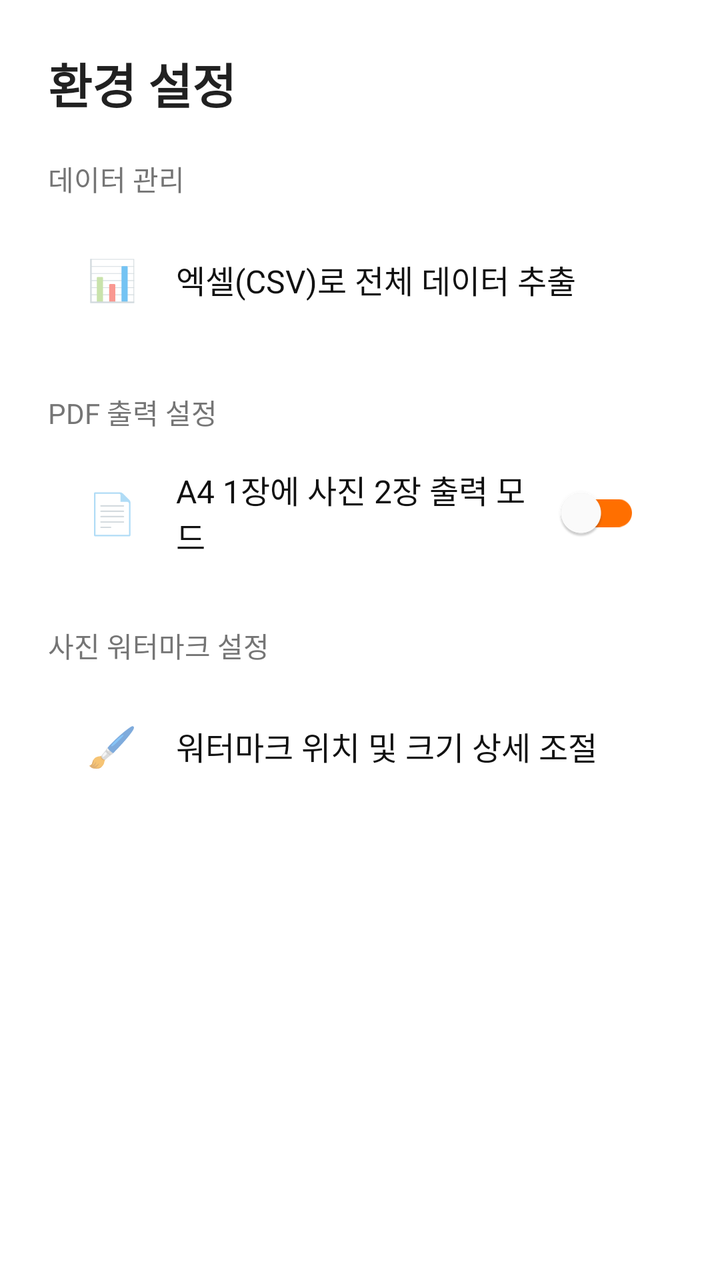
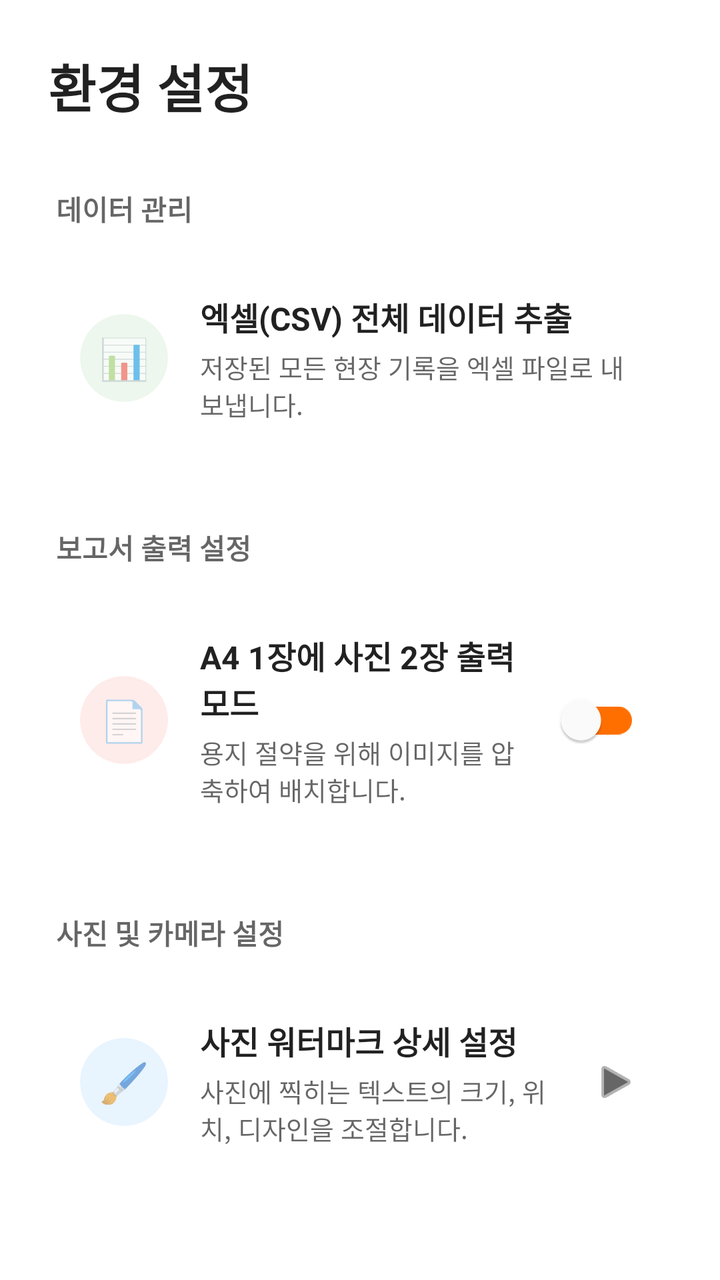

The first picture is an Android layout as it rendered before a commit; the second is the same layout after the commit. The layout source and the unified diff follow.
<!-- AndroidManifest.xml: application theme Theme.Siteboard -->
<!-- res/layout/fragment_settings.xml -->
<?xml version="1.0" encoding="utf-8"?>
<androidx.constraintlayout.widget.ConstraintLayout
    xmlns:android="http://schemas.android.com/apk/res/android"
    xmlns:app="http://schemas.android.com/apk/res-auto"
    android:layout_width="match_parent"
    android:layout_height="match_parent"
    android:fitsSystemWindows="true"
    android:background="?android:attr/windowBackground">

    <TextView
        android:id="@+id/tvSettingsTitle"
        android:layout_width="wrap_content"
        android:layout_height="wrap_content"
        android:text="환경 설정"
        android:textSize="24sp"
        android:textColor="?android:attr/textColorPrimary"
        android:textStyle="bold"
        android:layout_margin="24dp"
        app:layout_constraintTop_toTopOf="parent"
        app:layout_constraintStart_toStartOf="parent" />

    <LinearLayout
        android:layout_width="match_parent"
        android:layout_height="wrap_content"
        android:orientation="vertical"
        android:padding="20dp"
        app:layout_constraintTop_toBottomOf="@id/tvSettingsTitle">

        <TextView android:layout_width="wrap_content" android:layout_height="wrap_content" android:text="데이터 관리" android:textColor="#757575" android:textSize="14sp" android:layout_marginBottom="8dp" android:layout_marginStart="4dp"/>

        <androidx.cardview.widget.CardView
            android:layout_width="match_parent"
            android:layout_height="wrap_content"
            app:cardCornerRadius="16dp"
            app:cardElevation="0dp"
            app:cardBackgroundColor="#FFFFFF"
            android:layout_marginBottom="24dp">
            <LinearLayout android:layout_width="match_parent" android:layout_height="wrap_content" android:orientation="vertical">

                <LinearLayout android:id="@+id/btnExportCsv" android:layout_width="match_parent" android:layout_height="64dp" android:orientation="horizontal" android:gravity="center_vertical" android:paddingHorizontal="20dp" android:background="?attr/selectableItemBackground" android:clickable="true" android:focusable="true">
                    <TextView android:layout_width="32dp" android:layout_height="32dp" android:text="📊" android:textSize="20sp" android:gravity="center"/>
                    <TextView android:layout_width="0dp" android:layout_height="wrap_content" android:layout_weight="1" android:text="엑셀(CSV)로 전체 데이터 추출" android:textColor="#111111" android:textSize="16sp" android:layout_marginStart="16dp"/>
                </LinearLayout>

            </LinearLayout>
        </androidx.cardview.widget.CardView>

        <TextView android:layout_width="wrap_content" android:layout_height="wrap_content" android:text="PDF 출력 설정" android:textColor="#757575" android:textSize="14sp" android:layout_marginBottom="8dp" android:layout_marginStart="4dp"/>

        <androidx.cardview.widget.CardView
            android:layout_width="match_parent"
            android:layout_height="wrap_content"
            app:cardCornerRadius="16dp"
            app:cardElevation="0dp"
            app:cardBackgroundColor="#FFFFFF">
            <LinearLayout
                android:layout_width="match_parent"
                android:layout_height="64dp"
                android:orientation="horizontal"
                android:gravity="center_vertical"
                android:paddingHorizontal="20dp">
                <TextView android:layout_width="32dp" android:layout_height="32dp" android:text="📄" android:textSize="20sp" android:gravity="center"/>
                <TextView android:layout_width="0dp" android:layout_height="wrap_content" android:layout_weight="1" android:text="A4 1장에 사진 2장 출력 모드" android:textColor="#111111" android:textSize="16sp" android:layout_marginStart="16dp"/>
                <com.google.android.material.switchmaterial.SwitchMaterial
                    android:id="@+id/switchPdfMode"
                    android:layout_width="wrap_content"
                    android:layout_height="wrap_content"
                    app:thumbTint="#FFFFFF"
                    app:trackTint="#FF6F00"/>
            </LinearLayout>
        </androidx.cardview.widget.CardView>

        <TextView android:layout_width="wrap_content" android:layout_height="wrap_content" android:text="사진 워터마크 설정" android:textColor="#757575" android:textSize="14sp" android:layout_marginBottom="8dp" android:layout_marginStart="4dp" android:layout_marginTop="24dp"/>

        <androidx.cardview.widget.CardView
            android:layout_width="match_parent"
            android:layout_height="wrap_content"
            app:cardCornerRadius="16dp"
            app:cardElevation="0dp"
            app:cardBackgroundColor="#FFFFFF">
            <LinearLayout android:id="@+id/btnWatermarkSettings" android:layout_width="match_parent" android:layout_height="64dp" android:orientation="horizontal" android:gravity="center_vertical" android:paddingHorizontal="20dp" android:background="?attr/selectableItemBackground" android:clickable="true" android:focusable="true">
                <TextView android:layout_width="32dp" android:layout_height="32dp" android:text="🖌️" android:textSize="20sp" android:gravity="center"/>
                <TextView android:layout_width="0dp" android:layout_height="wrap_content" android:layout_weight="1" android:text="워터마크 위치 및 크기 상세 조절" android:textColor="#111111" android:textSize="16sp" android:layout_marginStart="16dp"/>
            </LinearLayout>
        </androidx.cardview.widget.CardView>
    </LinearLayout>
</androidx.constraintlayout.widget.ConstraintLayout>
<!-- resources referenced by this layout -->
<resources>
  <style name="Theme.Siteboard" parent="Theme.MaterialComponents.DayNight.NoActionBar">
  
          <item name="colorPrimary">#7C4DFF</item>
          <item name="colorPrimaryVariant">#3700B3</item>
          <item name="colorOnPrimary">#FFFFFF</item>
  
          <item name="colorSecondary">#FF6F00</item>
          <item name="colorSecondaryVariant">#FF6F00</item>
          <item name="colorOnSecondary">#FFFFFF</item>
  
          <item name="android:statusBarColor">?attr/colorPrimaryVariant</item>
  
          <item name="android:windowSplashScreenBackground" tools:targetApi="s">?android:attr/windowBackground</item>
  
          <item name="android:windowSplashScreenAnimatedIcon" tools:targetApi="s">@android:color/transparent</item>
  
          <item name="android:windowSplashScreenAnimationDuration" tools:targetApi="s">0</item>
      </style>
</resources>

<!-- the commit's change to res/layout/fragment_settings.xml (unified diff, before → after) -->
@@ -7,81 +7,200 @@
     android:fitsSystemWindows="true"
     android:background="?android:attr/windowBackground">
 
-    <TextView
-        android:id="@+id/tvSettingsTitle"
-        android:layout_width="wrap_content"
-        android:layout_height="wrap_content"
-        android:text="환경 설정"
-        android:textSize="24sp"
-        android:textColor="?android:attr/textColorPrimary"
-        android:textStyle="bold"
-        android:layout_margin="24dp"
-        app:layout_constraintTop_toTopOf="parent"
-        app:layout_constraintStart_toStartOf="parent" />
-
     <LinearLayout
+        android:id="@+id/layoutTop"
         android:layout_width="match_parent"
         android:layout_height="wrap_content"
-        android:orientation="vertical"
-        android:padding="20dp"
-        app:layout_constraintTop_toBottomOf="@id/tvSettingsTitle">
-
-        <TextView android:layout_width="wrap_content" android:layout_height="wrap_content" android:text="데이터 관리" android:textColor="#757575" android:textSize="14sp" android:layout_marginBottom="8dp" android:layout_marginStart="4dp"/>
-
-        <androidx.cardview.widget.CardView
+        android:orientation="horizontal"
+        android:paddingHorizontal="24dp"
+        android:paddingTop="24dp"
+        android:paddingBottom="16dp"
+        app:layout_constraintTop_toTopOf="parent">
+
+        <TextView
+            android:id="@+id/tvSettingsTitle"
+            android:layout_width="wrap_content"
+            android:layout_height="wrap_content"
+            android:text="환경 설정"
+            android:textSize="26sp"
+            android:textColor="?android:attr/textColorPrimary"
+            android:textStyle="bold" />
+    </LinearLayout>
+
+    <androidx.core.widget.NestedScrollView
+        android:layout_width="match_parent"
+        android:layout_height="0dp"
+        android:clipToPadding="false"
+        android:paddingBottom="40dp"
+        app:layout_constraintTop_toBottomOf="@id/layoutTop"
+        app:layout_constraintBottom_toBottomOf="parent">
+
+        <LinearLayout
             android:layout_width="match_parent"
             android:layout_height="wrap_content"
-            app:cardCornerRadius="16dp"
-            app:cardElevation="0dp"
-            app:cardBackgroundColor="#FFFFFF"
-            android:layout_marginBottom="24dp">
-            <LinearLayout android:layout_width="match_parent" android:layout_height="wrap_content" android:orientation="vertical">
-
-                <LinearLayout android:id="@+id/btnExportCsv" android:layout_width="match_parent" android:layout_height="64dp" android:orientation="horizontal" android:gravity="center_vertical" android:paddingHorizontal="20dp" android:background="?attr/selectableItemBackground" android:clickable="true" android:focusable="true">
-                    <TextView android:layout_width="32dp" android:layout_height="32dp" android:text="📊" android:textSize="20sp" android:gravity="center"/>
-                    <TextView android:layout_width="0dp" android:layout_height="wrap_content" android:layout_weight="1" android:text="엑셀(CSV)로 전체 데이터 추출" android:textColor="#111111" android:textSize="16sp" android:layout_marginStart="16dp"/>
+            android:orientation="vertical"
+            android:paddingHorizontal="20dp">
+
+            <TextView
+                android:layout_width="wrap_content"
+                android:layout_height="wrap_content"
+                android:text="데이터 관리"
+                android:textColor="?android:attr/textColorSecondary"
+                android:textSize="14sp"
+                android:textStyle="bold"
+                android:layout_marginBottom="12dp"
+                android:layout_marginStart="8dp"
+                android:layout_marginTop="16dp"/>
+
+            <androidx.cardview.widget.CardView
+                android:layout_width="match_parent"
+                android:layout_height="wrap_content"
+                app:cardCornerRadius="20dp"
+                app:cardElevation="0dp"
+                app:cardBackgroundColor="?attr/colorSurface">
+
+                <LinearLayout
+                    android:id="@+id/btnExportCsv"
+                    android:layout_width="match_parent"
+                    android:layout_height="wrap_content"
+                    android:orientation="horizontal"
+                    android:gravity="center_vertical"
+                    android:padding="20dp"
+                    android:background="?attr/selectableItemBackground"
+                    android:clickable="true"
+                    android:focusable="true">
+
+                    <androidx.cardview.widget.CardView
+                        android:layout_width="44dp"
+                        android:layout_height="44dp"
+                        app:cardCornerRadius="22dp"
+                        app:cardElevation="0dp"
+                        app:cardBackgroundColor="#1A4CAF50"> <TextView android:layout_width="match_parent" android:layout_height="match_parent" android:text="📊" android:textSize="20sp" android:gravity="center"/>
+                    </androidx.cardview.widget.CardView>
+
+                    <LinearLayout
+                        android:layout_width="0dp"
+                        android:layout_height="wrap_content"
+                        android:layout_weight="1"
+                        android:orientation="vertical"
+                        android:layout_marginStart="16dp">
+                        <TextView android:layout_width="wrap_content" android:layout_height="wrap_content" android:text="엑셀(CSV) 전체 데이터 추출" android:textColor="?android:attr/textColorPrimary" android:textSize="16sp" android:textStyle="bold"/>
+                        <TextView android:layout_width="wrap_content" android:layout_height="wrap_content" android:text="저장된 모든 현장 기록을 엑셀 파일로 내보냅니다." android:textColor="?android:attr/textColorSecondary" android:textSize="13sp" android:layout_marginTop="4dp"/>
+                    </LinearLayout>
                 </LinearLayout>
-
-            </LinearLayout>
-        </androidx.cardview.widget.CardView>
-
-        <TextView android:layout_width="wrap_content" android:layout_height="wrap_content" android:text="PDF 출력 설정" android:textColor="#757575" android:textSize="14sp" android:layout_marginBottom="8dp" android:layout_marginStart="4dp"/>
-
-        <androidx.cardview.widget.CardView
-            android:layout_width="match_parent"
-            android:layout_height="wrap_content"
-            app:cardCornerRadius="16dp"
-            app:cardElevation="0dp"
-            app:cardBackgroundColor="#FFFFFF">
-            <LinearLayout
+            </androidx.cardview.widget.CardView>
+
+            <TextView
+                android:layout_width="wrap_content"
+                android:layout_height="wrap_content"
+                android:text="보고서 출력 설정"
+                android:textColor="?android:attr/textColorSecondary"
+                android:textSize="14sp"
+                android:textStyle="bold"
+                android:layout_marginBottom="12dp"
+                android:layout_marginStart="8dp"
+                android:layout_marginTop="32dp"/>
+
+            <androidx.cardview.widget.CardView
                 android:layout_width="match_parent"
-                android:layout_height="64dp"
-                android:orientation="horizontal"
-                android:gravity="center_vertical"
-                android:paddingHorizontal="20dp">
-                <TextView android:layout_width="32dp" android:layout_height="32dp" android:text="📄" android:textSize="20sp" android:gravity="center"/>
-                <TextView android:layout_width="0dp" android:layout_height="wrap_content" android:layout_weight="1" android:text="A4 1장에 사진 2장 출력 모드" android:textColor="#111111" android:textSize="16sp" android:layout_marginStart="16dp"/>
-                <com.google.android.material.switchmaterial.SwitchMaterial
-                    android:id="@+id/switchPdfMode"
-                    android:layout_width="wrap_content"
+                android:layout_height="wrap_content"
+                app:cardCornerRadius="20dp"
+                app:cardElevation="0dp"
+                app:cardBackgroundColor="?attr/colorSurface">
+
+                <LinearLayout
+                    android:layout_width="match_parent"
                     android:layout_height="wrap_content"
-                    app:thumbTint="#FFFFFF"
-                    app:trackTint="#FF6F00"/>
-            </LinearLayout>
-        </androidx.cardview.widget.CardView>
-
-        <TextView android:layout_width="wrap_content" android:layout_height="wrap_content" android:text="사진 워터마크 설정" android:textColor="#757575" android:textSize="14sp" android:layout_marginBottom="8dp" android:layout_marginStart="4dp" android:layout_marginTop="24dp"/>
-
-        <androidx.cardview.widget.CardView
-            android:layout_width="match_parent"
-            android:layout_height="wrap_content"
-            app:cardCornerRadius="16dp"
-            app:cardElevation="0dp"
-            app:cardBackgroundColor="#FFFFFF">
-            <LinearLayout android:id="@+id/btnWatermarkSettings" android:layout_width="match_parent" android:layout_height="64dp" android:orientation="horizontal" android:gravity="center_vertical" android:paddingHorizontal="20dp" android:background="?attr/selectableItemBackground" android:clickable="true" android:focusable="true">
-                <TextView android:layout_width="32dp" android:layout_height="32dp" android:text="🖌️" android:textSize="20sp" android:gravity="center"/>
-                <TextView android:layout_width="0dp" android:layout_height="wrap_content" android:layout_weight="1" android:text="워터마크 위치 및 크기 상세 조절" android:textColor="#111111" android:textSize="16sp" android:layout_marginStart="16dp"/>
-            </LinearLayout>
-        </androidx.cardview.widget.CardView>
-    </LinearLayout>
+                    android:orientation="horizontal"
+                    android:gravity="center_vertical"
+                    android:padding="20dp">
+
+                    <androidx.cardview.widget.CardView
+                        android:layout_width="44dp"
+                        android:layout_height="44dp"
+                        app:cardCornerRadius="22dp"
+                        app:cardElevation="0dp"
+                        app:cardBackgroundColor="#1AF44336"> <TextView android:layout_width="match_parent" android:layout_height="match_parent" android:text="📄" android:textSize="20sp" android:gravity="center"/>
+                    </androidx.cardview.widget.CardView>
+
+                    <LinearLayout
+                        android:layout_width="0dp"
+                        android:layout_height="wrap_content"
+                        android:layout_weight="1"
+                        android:orientation="vertical"
+                        android:layout_marginStart="16dp">
+                        <TextView android:layout_width="wrap_content" android:layout_height="wrap_content" android:text="A4 1장에 사진 2장 출력 모드" android:textColor="?android:attr/textColorPrimary" android:textSize="16sp" android:textStyle="bold"/>
+                        <TextView android:layout_width="wrap_content" android:layout_height="wrap_content" android:text="용지 절약을 위해 이미지를 압축하여 배치합니다." android:textColor="?android:attr/textColorSecondary" android:textSize="13sp" android:layout_marginTop="4dp"/>
+                    </LinearLayout>
+
+                    <com.google.android.material.switchmaterial.SwitchMaterial
+                        android:id="@+id/switchPdfMode"
+                        android:layout_width="wrap_content"
+                        android:layout_height="wrap_content"
+                        android:layout_marginStart="12dp"
+                        app:thumbTint="#FFFFFF"
+                        app:trackTint="#FF6F00"/>
+                </LinearLayout>
+            </androidx.cardview.widget.CardView>
+
+            <TextView
+                android:layout_width="wrap_content"
+                android:layout_height="wrap_content"
+                android:text="사진 및 카메라 설정"
+                android:textColor="?android:attr/textColorSecondary"
+                android:textSize="14sp"
+                android:textStyle="bold"
+                android:layout_marginBottom="12dp"
+                android:layout_marginStart="8dp"
+                android:layout_marginTop="32dp"/>
+
+            <androidx.cardview.widget.CardView
+                android:layout_width="match_parent"
+                android:layout_height="wrap_content"
+                app:cardCornerRadius="20dp"
+                app:cardElevation="0dp"
+                app:cardBackgroundColor="?attr/colorSurface">
+
+                <LinearLayout
+                    android:id="@+id/btnWatermarkSettings"
+                    android:layout_width="match_parent"
+                    android:layout_height="wrap_content"
+                    android:orientation="horizontal"
+                    android:gravity="center_vertical"
+                    android:padding="20dp"
+                    android:background="?attr/selectableItemBackground"
+                    android:clickable="true"
+                    android:focusable="true">
+
+                    <androidx.cardview.widget.CardView
+                        android:layout_width="44dp"
+                        android:layout_height="44dp"
+                        app:cardCornerRadius="22dp"
+                        app:cardElevation="0dp"
+                        app:cardBackgroundColor="#1A2196F3"> <TextView android:layout_width="match_parent" android:layout_height="match_parent" android:text="🖌️" android:textSize="20sp" android:gravity="center"/>
+                    </androidx.cardview.widget.CardView>
+
+                    <LinearLayout
+                        android:layout_width="0dp"
+                        android:layout_height="wrap_content"
+                        android:layout_weight="1"
+                        android:orientation="vertical"
+                        android:layout_marginStart="16dp">
+                        <TextView android:layout_width="wrap_content" android:layout_height="wrap_content" android:text="사진 워터마크 상세 설정" android:textColor="?android:attr/textColorPrimary" android:textSize="16sp" android:textStyle="bold"/>
+                        <TextView android:layout_width="wrap_content" android:layout_height="wrap_content" android:text="사진에 찍히는 텍스트의 크기, 위치, 디자인을 조절합니다." android:textColor="?android:attr/textColorSecondary" android:textSize="13sp" android:layout_marginTop="4dp"/>
+                    </LinearLayout>
+
+                    <ImageView
+                        android:layout_width="24dp"
+                        android:layout_height="24dp"
+                        android:src="@android:drawable/ic_media_play"
+                        app:tint="?android:attr/textColorSecondary"
+                        android:rotation="180"
+                        android:layout_marginStart="12dp"
+                        android:scaleX="-1"/>
+                </LinearLayout>
+            </androidx.cardview.widget.CardView>
+
+        </LinearLayout>
+    </androidx.core.widget.NestedScrollView>
 </androidx.constraintlayout.widget.ConstraintLayout>
